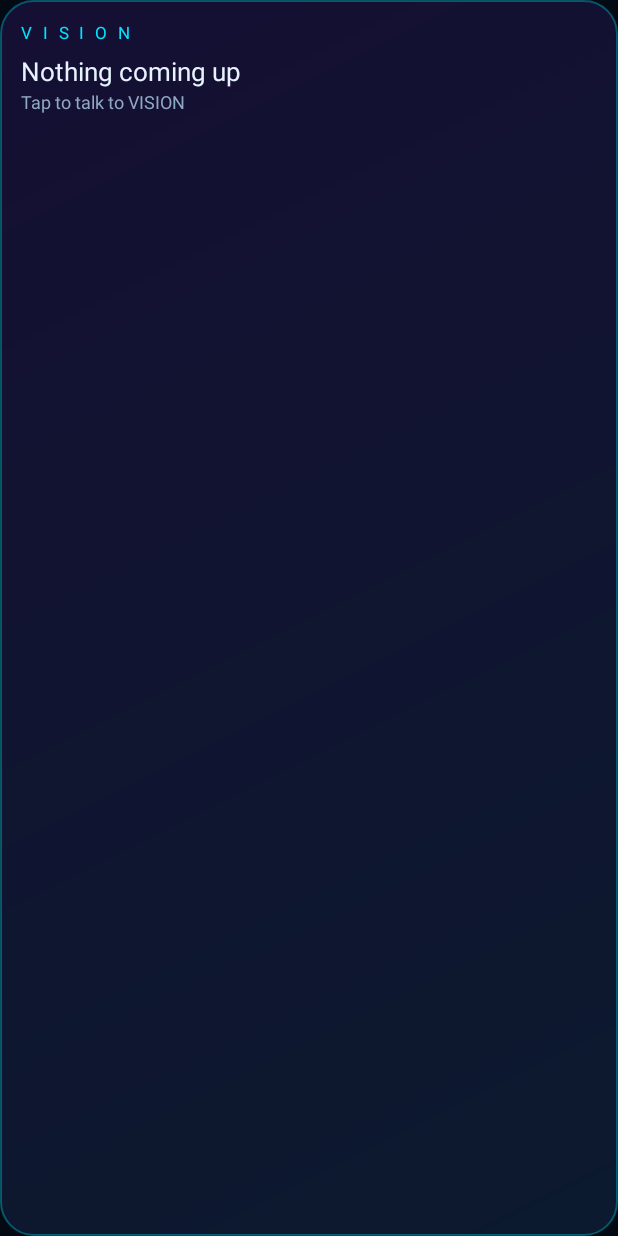
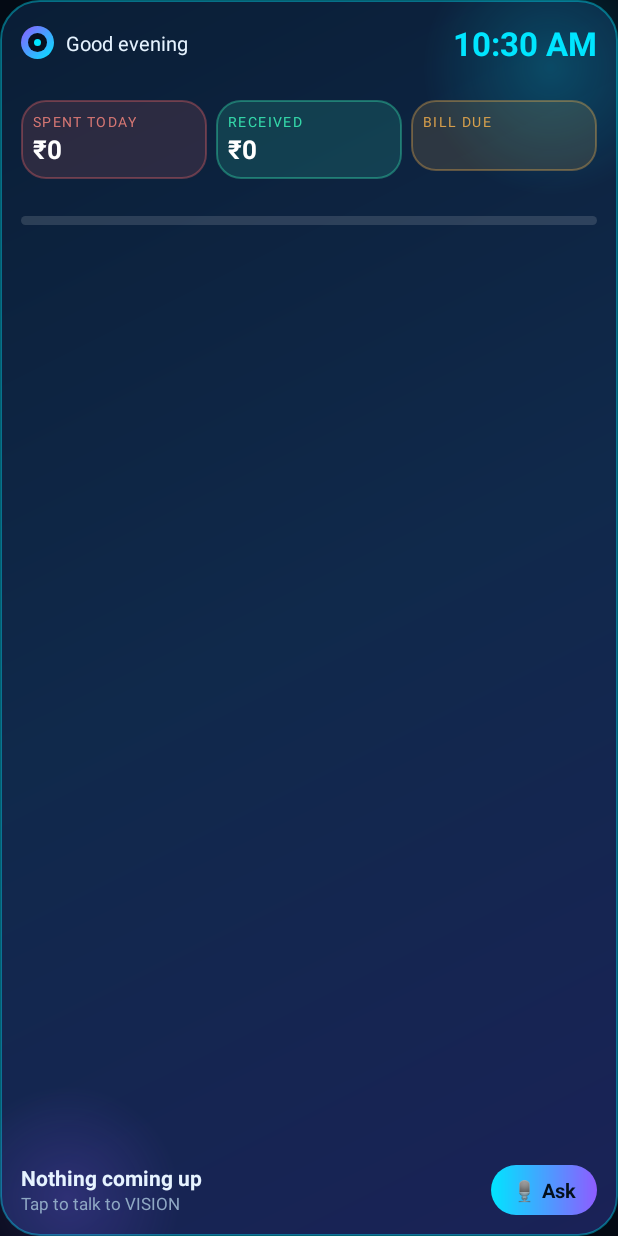
Before and after one commit to ajay34230/battalion-portal, an Android app built with Jetpack Compose: the layout vision_widget.xml on its own in the app's theme, with its tools: preview values and no code run, on a phone screen of 412 x 824 dp. Run offline under Robolectric (Android 15) with nearby library versions, the phone set to English and light mode, and no system bars.

Commit message:
VISION: new Daily Pulse widget - time-of-day themes, spent/received chips, spending pace bar, bill due, next reminder, compact size
Co-Authored-By: Claude Sonnet 5.5 <noreply@anthropic.com>
Claude-Session: https://claude.ai/code/session_01KiJHJpMawD9uWryFaqeNEq

```diff
--- a/vision/app/src/main/java/com/vision/assistant/MainActivity.kt
+++ b/vision/app/src/main/java/com/vision/assistant/MainActivity.kt
@@ -15,7 +15,7 @@ class MainActivity : ComponentActivity() {
         val app = application as VisionApp
         if (com.vision.assistant.research.Prefs.wakeWord(this) && androidx.core.content.ContextCompat.checkSelfPermission(this, android.Manifest.permission.RECORD_AUDIO) == android.content.pm.PackageManager.PERMISSION_GRANTED) com.vision.assistant.service.WakeWordService.start(this)
         setContent {
-            VisionTheme { AuroraBackground { VisionNav(app) } }
+            VisionTheme { AuroraBackground { VisionNav(app, intent?.getStringExtra("route")) } }
         }
     }
 }
--- a/vision/app/src/main/java/com/vision/assistant/comms/Notifications.kt
+++ b/vision/app/src/main/java/com/vision/assistant/comms/Notifications.kt
@@ -30,6 +30,7 @@ class VisionNotificationListener : NotificationListenerService() {
                     val dao = appRef.database.payments()
                     if (dao.duplicates(pay.direction.name, pay.amountPaise, pay.party, System.currentTimeMillis() - 120_000) == 0)
                         dao.insert(com.vision.assistant.data.PaymentRecord(direction = pay.direction.name, paise = pay.amountPaise, party = pay.party, bill = pay.bill, category = com.vision.assistant.finance.PaymentParser.suggestCategory(pay.party, pay.bill), source = sbn.packageName))
+                    com.vision.assistant.VisionWidget.refresh(appRef)
                 }
             }
         }
--- a/vision/app/src/main/java/com/vision/assistant/ui/VisionNav.kt
+++ b/vision/app/src/main/java/com/vision/assistant/ui/VisionNav.kt
@@ -52,11 +52,12 @@ private val tabs = listOf(Tab(Routes.HOME, "🏠", "Home"), Tab(Routes.CHAT, "
 private val secondary = setOf(Routes.VOICE, Routes.MONEY, Routes.ROUTINES, Routes.HEALTH, Routes.CODING, Routes.MODELS, Routes.DEVICE, Routes.PERMISSIONS, Routes.SETTINGS, Routes.PRIVACY, Routes.TERMUX)
 
 @Composable
-fun VisionNav(app: VisionApp) {
+fun VisionNav(app: VisionApp, startRoute: String? = null) {
     val nav = rememberNavController()
     val back = { nav.popBackStack(); Unit }
     var pendingSay by remember { mutableStateOf<String?>(null) }
     val appCtx = androidx.compose.ui.platform.LocalContext.current
+    androidx.compose.runtime.LaunchedEffect(startRoute) { if (startRoute != null) nav.navigate(startRoute) { launchSingleTop = true } }
     var askPerms by remember { mutableStateOf(PermissionCenter.needsAsk(appCtx)) }
     if (askPerms) { Box(Modifier.statusBarsPadding()) { PermissionCenterScreen(startup = true) { askPerms = false } }; return }
     val entry by nav.currentBackStackEntryAsState()
--- /dev/null
+++ b/vision/app/src/main/res/drawable/widget_aurora.xml
@@ -0,0 +1,9 @@
+<?xml version="1.0" encoding="utf-8"?>
+<layer-list xmlns:android="http://schemas.android.com/apk/res/android">
+    <item android:top="-40dp" android:right="-40dp" android:width="170dp" android:height="170dp" android:gravity="top|end">
+        <shape android:shape="oval"><gradient android:type="radial" android:gradientRadius="85dp" android:startColor="#3300E5FF" android:endColor="#0000E5FF" /></shape>
+    </item>
+    <item android:bottom="-50dp" android:left="-30dp" android:width="150dp" android:height="150dp" android:gravity="bottom|start">
+        <shape android:shape="oval"><gradient android:type="radial" android:gradientRadius="75dp" android:startColor="#338E5CFF" android:endColor="#008E5CFF" /></shape>
+    </item>
+</layer-list>
--- a/vision/app/src/main/res/drawable/widget_bg.xml
+++ b/vision/app/src/main/res/drawable/widget_bg.xml
@@ -1,6 +1,6 @@
 <?xml version="1.0" encoding="utf-8"?>
 <shape xmlns:android="http://schemas.android.com/apk/res/android" android:shape="rectangle">
     <gradient android:angle="135" android:startColor="#FF0B1A2E" android:endColor="#FF150F33" />
-    <corners android:radius="22dp" />
+    <corners android:radius="26dp" />
     <stroke android:width="1dp" android:color="#5500E5FF" />
 </shape>
--- /dev/null
+++ b/vision/app/src/main/res/drawable/widget_bg_day.xml
@@ -0,0 +1,6 @@
+<?xml version="1.0" encoding="utf-8"?>
+<shape xmlns:android="http://schemas.android.com/apk/res/android" android:shape="rectangle">
+    <gradient android:angle="315" android:startColor="#FF0A1E36" android:centerColor="#FF10294B" android:endColor="#FF1A2257" />
+    <corners android:radius="26dp" />
+    <stroke android:width="1dp" android:color="#6600E5FF" />
+</shape>
--- /dev/null
+++ b/vision/app/src/main/res/drawable/widget_bg_evening.xml
@@ -0,0 +1,6 @@
+<?xml version="1.0" encoding="utf-8"?>
+<shape xmlns:android="http://schemas.android.com/apk/res/android" android:shape="rectangle">
+    <gradient android:angle="315" android:startColor="#FF1B1240" android:centerColor="#FF2A1556" android:endColor="#FF0B1A33" />
+    <corners android:radius="26dp" />
+    <stroke android:width="1dp" android:color="#668E5CFF" />
+</shape>
--- /dev/null
+++ b/vision/app/src/main/res/drawable/widget_bg_morning.xml
@@ -0,0 +1,6 @@
+<?xml version="1.0" encoding="utf-8"?>
+<shape xmlns:android="http://schemas.android.com/apk/res/android" android:shape="rectangle">
+    <gradient android:angle="315" android:startColor="#FF0E2A3F" android:centerColor="#FF1B2F57" android:endColor="#FF3A2A5C" />
+    <corners android:radius="26dp" />
+    <stroke android:width="1dp" android:color="#6600E5FF" />
+</shape>
--- /dev/null
+++ b/vision/app/src/main/res/drawable/widget_bg_night.xml
@@ -0,0 +1,6 @@
+<?xml version="1.0" encoding="utf-8"?>
+<shape xmlns:android="http://schemas.android.com/apk/res/android" android:shape="rectangle">
+    <gradient android:angle="315" android:startColor="#FF040A14" android:centerColor="#FF0A1226" android:endColor="#FF14103A" />
+    <corners android:radius="26dp" />
+    <stroke android:width="1dp" android:color="#4400E5FF" />
+</shape>
--- /dev/null
+++ b/vision/app/src/main/res/drawable/widget_button.xml
@@ -0,0 +1,4 @@
+<?xml version="1.0" encoding="utf-8"?>
+<shape xmlns:android="http://schemas.android.com/apk/res/android" android:shape="rectangle">
+    <gradient android:angle="0" android:startColor="#FF00E5FF" android:endColor="#FF8E5CFF" /><corners android:radius="20dp" />
+</shape>
--- /dev/null
+++ b/vision/app/src/main/res/drawable/widget_chip_bill.xml
@@ -0,0 +1,4 @@
+<?xml version="1.0" encoding="utf-8"?>
+<shape xmlns:android="http://schemas.android.com/apk/res/android" android:shape="rectangle">
+    <solid android:color="#22FFB74D" /><corners android:radius="16dp" /><stroke android:width="1dp" android:color="#55FFB74D" />
+</shape>
--- /dev/null
+++ b/vision/app/src/main/res/drawable/widget_chip_recv.xml
@@ -0,0 +1,4 @@
+<?xml version="1.0" encoding="utf-8"?>
+<shape xmlns:android="http://schemas.android.com/apk/res/android" android:shape="rectangle">
+    <solid android:color="#223DFFC0" /><corners android:radius="16dp" /><stroke android:width="1dp" android:color="#553DFFC0" />
+</shape>
--- /dev/null
+++ b/vision/app/src/main/res/drawable/widget_chip_spent.xml
@@ -0,0 +1,4 @@
+<?xml version="1.0" encoding="utf-8"?>
+<shape xmlns:android="http://schemas.android.com/apk/res/android" android:shape="rectangle">
+    <solid android:color="#22FF6B6B" /><corners android:radius="16dp" /><stroke android:width="1dp" android:color="#55FF6B6B" />
+</shape>
--- /dev/null
+++ b/vision/app/src/main/res/drawable/widget_logo.xml
@@ -0,0 +1,6 @@
+<?xml version="1.0" encoding="utf-8"?>
+<layer-list xmlns:android="http://schemas.android.com/apk/res/android">
+    <item><shape android:shape="oval"><gradient android:startColor="#FF00E5FF" android:endColor="#FF8E5CFF" android:angle="135" /><size android:width="22dp" android:height="22dp" /></shape></item>
+    <item android:top="5dp" android:bottom="5dp" android:left="5dp" android:right="5dp"><shape android:shape="oval"><solid android:color="#FF06101F" /></shape></item>
+    <item android:top="9dp" android:bottom="9dp" android:left="9dp" android:right="9dp"><shape android:shape="oval"><solid android:color="#FF00E5FF" /></shape></item>
+</layer-list>
--- /dev/null
+++ b/vision/app/src/main/res/drawable/widget_progress.xml
@@ -0,0 +1,5 @@
+<?xml version="1.0" encoding="utf-8"?>
+<layer-list xmlns:android="http://schemas.android.com/apk/res/android">
+    <item android:id="@android:id/background"><shape android:shape="rectangle"><solid android:color="#22FFFFFF" /><corners android:radius="3dp" /></shape></item>
+    <item android:id="@android:id/progress"><clip><shape android:shape="rectangle"><gradient android:angle="0" android:startColor="#FF3DFFC0" android:endColor="#FFFF6B6B" /><corners android:radius="3dp" /></shape></clip></item>
+</layer-list>
--- a/vision/app/src/main/res/layout/vision_widget.xml
+++ b/vision/app/src/main/res/layout/vision_widget.xml
@@ -1,12 +1,43 @@
 <?xml version="1.0" encoding="utf-8"?>
-<LinearLayout xmlns:android="http://schemas.android.com/apk/res/android"
-    android:id="@+id/widget_root"
-    android:layout_width="match_parent" android:layout_height="match_parent"
-    android:orientation="vertical" android:padding="14dp" android:background="@drawable/widget_bg">
-    <TextView android:id="@+id/widget_brand" android:layout_width="wrap_content" android:layout_height="wrap_content"
-        android:text="V I S I O N" android:textColor="#FF00E5FF" android:textSize="11sp" android:letterSpacing="0.2" />
-    <TextView android:id="@+id/widget_title" android:layout_width="match_parent" android:layout_height="wrap_content"
-        android:layout_marginTop="6dp" android:text="Nothing coming up" android:textColor="#FFE6F3FF" android:textSize="17sp" android:maxLines="2" android:ellipsize="end" />
-    <TextView android:id="@+id/widget_when" android:layout_width="match_parent" android:layout_height="wrap_content"
-        android:text="Tap to talk to VISION" android:textColor="#FF8FA8C4" android:textSize="12sp" android:maxLines="1" />
-</LinearLayout>
+<FrameLayout xmlns:android="http://schemas.android.com/apk/res/android"
+    android:id="@+id/widget_root" android:layout_width="match_parent" android:layout_height="match_parent" android:background="@drawable/widget_bg_day">
+    <ImageView android:layout_width="match_parent" android:layout_height="match_parent" android:src="@drawable/widget_aurora" android:scaleType="fitXY" android:contentDescription="@null" />
+    <LinearLayout android:layout_width="match_parent" android:layout_height="match_parent" android:orientation="vertical" android:padding="14dp">
+        <LinearLayout android:layout_width="match_parent" android:layout_height="wrap_content" android:orientation="horizontal" android:gravity="center_vertical">
+            <ImageView android:layout_width="22dp" android:layout_height="22dp" android:src="@drawable/widget_logo" android:contentDescription="@null" />
+            <TextView android:id="@+id/widget_greeting" android:layout_width="0dp" android:layout_weight="1" android:layout_height="wrap_content" android:layout_marginStart="8dp"
+                android:text="Good evening" android:textColor="#FFE6F3FF" android:textSize="13sp" android:maxLines="1" android:ellipsize="end" />
+            <TextClock android:id="@+id/widget_clock" android:layout_width="wrap_content" android:layout_height="wrap_content"
+                android:format12Hour="h:mm a" android:format24Hour="HH:mm" android:textColor="#FF00E5FF" android:textSize="22sp" android:textStyle="bold" />
+        </LinearLayout>
+        <TextView android:id="@+id/widget_date" android:layout_width="match_parent" android:layout_height="wrap_content" android:gravity="end" android:text="" android:textColor="#FF8FA8C4" android:textSize="11sp" />
+
+        <LinearLayout android:id="@+id/widget_chips" android:layout_width="match_parent" android:layout_height="wrap_content" android:orientation="horizontal" android:layout_marginTop="8dp">
+            <LinearLayout android:id="@+id/chip_spent" android:layout_width="0dp" android:layout_weight="1" android:layout_height="wrap_content" android:orientation="vertical" android:padding="8dp" android:background="@drawable/widget_chip_spent">
+                <TextView android:layout_width="wrap_content" android:layout_height="wrap_content" android:text="SPENT TODAY" android:textColor="#CCFF8A80" android:textSize="9sp" android:letterSpacing="0.1" />
+                <TextView android:id="@+id/spent_value" android:layout_width="wrap_content" android:layout_height="wrap_content" android:text="₹0" android:textColor="#FFFFFFFF" android:textSize="17sp" android:textStyle="bold" android:maxLines="1" />
+            </LinearLayout>
+            <LinearLayout android:id="@+id/chip_recv" android:layout_width="0dp" android:layout_weight="1" android:layout_height="wrap_content" android:orientation="vertical" android:padding="8dp" android:layout_marginStart="6dp" android:background="@drawable/widget_chip_recv">
+                <TextView android:layout_width="wrap_content" android:layout_height="wrap_content" android:text="RECEIVED" android:textColor="#CC3DFFC0" android:textSize="9sp" android:letterSpacing="0.1" />
+                <TextView android:id="@+id/recv_value" android:layout_width="wrap_content" android:layout_height="wrap_content" android:text="₹0" android:textColor="#FFFFFFFF" android:textSize="17sp" android:textStyle="bold" android:maxLines="1" />
+            </LinearLayout>
+            <LinearLayout android:id="@+id/chip_bill" android:layout_width="0dp" android:layout_weight="1" android:layout_height="wrap_content" android:orientation="vertical" android:padding="8dp" android:layout_marginStart="6dp" android:background="@drawable/widget_chip_bill">
+                <TextView android:layout_width="wrap_content" android:layout_height="wrap_content" android:text="BILL DUE" android:textColor="#CCFFB74D" android:textSize="9sp" android:letterSpacing="0.1" />
+                <TextView android:id="@+id/bill_value" android:layout_width="wrap_content" android:layout_height="wrap_content" android:text="" android:textColor="#FFFFFFFF" android:textSize="13sp" android:textStyle="bold" android:maxLines="2" android:ellipsize="end" />
+            </LinearLayout>
+        </LinearLayout>
+
+        <LinearLayout android:id="@+id/widget_pace" android:layout_width="match_parent" android:layout_height="wrap_content" android:orientation="vertical" android:layout_marginTop="7dp">
+            <TextView android:id="@+id/pace_label" android:layout_width="match_parent" android:layout_height="wrap_content" android:text="" android:textColor="#FF8FA8C4" android:textSize="10sp" android:maxLines="1" />
+            <ProgressBar android:id="@+id/pace_bar" style="?android:attr/progressBarStyleHorizontal" android:layout_width="match_parent" android:layout_height="6dp" android:layout_marginTop="3dp" android:max="100" android:progress="0" android:progressDrawable="@drawable/widget_progress" />
+        </LinearLayout>
+
+        <LinearLayout android:layout_width="match_parent" android:layout_height="0dp" android:layout_weight="1" android:orientation="horizontal" android:gravity="bottom|center_vertical" android:layout_marginTop="6dp">
+            <LinearLayout android:layout_width="0dp" android:layout_weight="1" android:layout_height="wrap_content" android:orientation="vertical">
+                <TextView android:id="@+id/widget_title" android:layout_width="match_parent" android:layout_height="wrap_content" android:text="Nothing coming up" android:textColor="#FFE6F3FF" android:textSize="14sp" android:textStyle="bold" android:maxLines="1" android:ellipsize="end" />
+                <TextView android:id="@+id/widget_when" android:layout_width="match_parent" android:layout_height="wrap_content" android:text="Tap to talk to VISION" android:textColor="#FF8FA8C4" android:textSize="11sp" android:maxLines="1" android:ellipsize="end" />
+            </LinearLayout>
+            <TextView android:id="@+id/widget_talk" android:layout_width="wrap_content" android:layout_height="wrap_content" android:text="🎙 Ask" android:textColor="#FF04101C" android:textSize="13sp" android:textStyle="bold" android:paddingStart="14dp" android:paddingEnd="14dp" android:paddingTop="7dp" android:paddingBottom="7dp" android:background="@drawable/widget_button" />
+        </LinearLayout>
+    </LinearLayout>
+</FrameLayout>
--- a/vision/app/src/main/res/xml/vision_widget_info.xml
+++ b/vision/app/src/main/res/xml/vision_widget_info.xml
@@ -1,6 +1,7 @@
 <?xml version="1.0" encoding="utf-8"?>
 <appwidget-provider xmlns:android="http://schemas.android.com/apk/res/android"
-    android:minWidth="180dp" android:minHeight="70dp" android:targetCellWidth="3" android:targetCellHeight="1"
-    android:updatePeriodMillis="1800000" android:initialLayout="@layout/vision_widget"
+    android:minWidth="250dp" android:minHeight="140dp" android:minResizeWidth="110dp" android:minResizeHeight="110dp"
+    android:targetCellWidth="4" android:targetCellHeight="2"
+    android:updatePeriodMillis="1800000" android:initialLayout="@layout/vision_widget" android:previewLayout="@layout/vision_widget"
     android:resizeMode="horizontal|vertical" android:widgetCategory="home_screen"
     android:description="@string/app_name" />
```
Also changed, not shown: vision/app/src/main/java/com/vision/assistant/VisionWidget.kt (+61 -8 lines), vision/app/src/main/res/layout/vision_widget_small.xml (added, +14 -0 lines), 1 other file.
